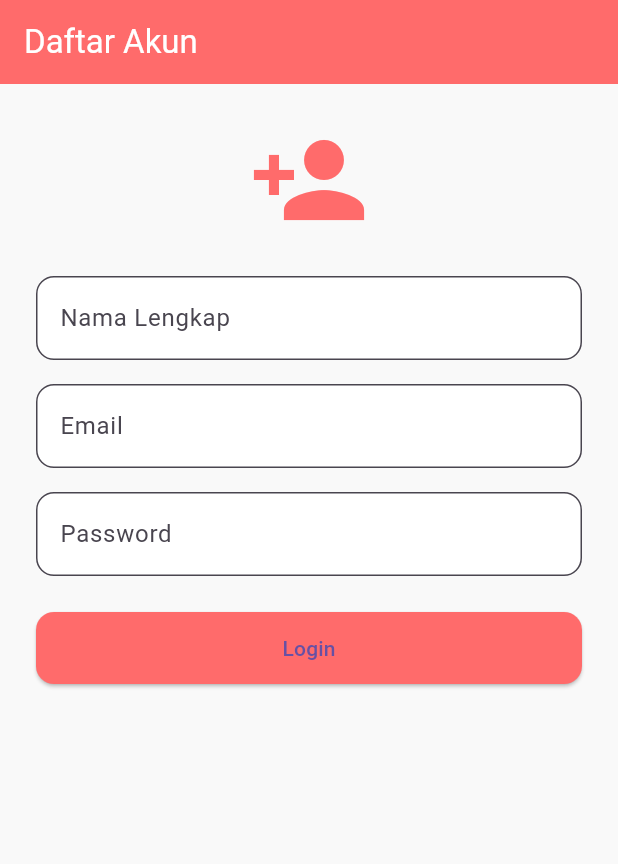
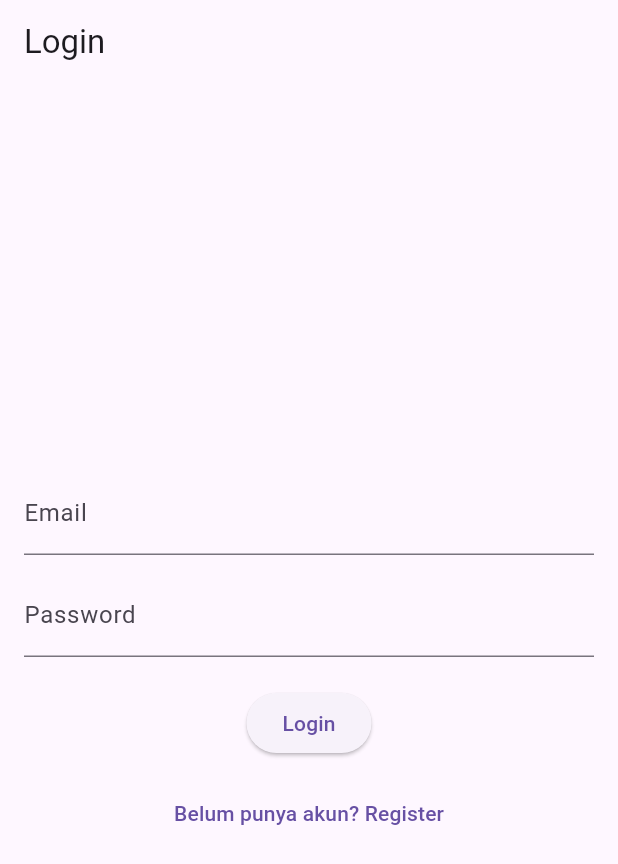
Before and after one commit to Iqbalnrflah/Tubes-Flutter, a Flutter app: the screen it shows after launch, on a phone screen of 412 x 824 dp. Shown: the top 864 px of the screen. Run offline on Flutter 3.47's test engine with Material 3 defaults, Android fonts, the phone set to English and light mode, and no system bars; our stand-ins replace firebase_auth, firebase_core; accounts and stored records are empty.

```diff
--- a/lib/auth/auth_wrapper.dart
+++ b/lib/auth/auth_wrapper.dart
@@ -1,7 +1,7 @@
 import 'package:flutter/material.dart';
 import 'package:firebase_auth/firebase_auth.dart';
 import '../pages/login_pages.dart';
-import '../pages/kamar_pages.dart';
+import '../pages/home_pages.dart';
 
 class AuthWrapper extends StatelessWidget {
   const AuthWrapper({super.key});
@@ -18,7 +18,7 @@ class AuthWrapper extends StatelessWidget {
         }
 
         if (snapshot.hasData) {
-          return const KamarPages(); // SUDAH LOGIN
+          return const HomePages(); // SUDAH LOGIN
         }
 
         return const LoginPages(); // BELUM LOGIN
--- a/lib/main.dart
+++ b/lib/main.dart
@@ -1,8 +1,13 @@
 import 'package:flutter/material.dart';
+import 'package:firebase_core/firebase_core.dart';
+import 'firebase_options.dart';
 import 'auth/auth_wrapper.dart';
-import 'shared/theme_shared.dart';
 
-void main() {
+void main() async {
+  WidgetsFlutterBinding.ensureInitialized();
+  await Firebase.initializeApp(
+    options: DefaultFirebaseOptions.currentPlatform,
+  );
   runApp(const MyApp());
 }
 
@@ -11,10 +16,9 @@ class MyApp extends StatelessWidget {
 
   @override
   Widget build(BuildContext context) {
-    return MaterialApp(
+    return const MaterialApp(
       debugShowCheckedModeBanner: false,
-      theme: AppTheme.themeData,
-      home: const AuthWrapper(),
+      home: AuthWrapper(),
     );
   }
 }
--- a/lib/pages/login_pages.dart
+++ b/lib/pages/login_pages.dart
@@ -1,36 +1,61 @@
 import 'package:flutter/material.dart';
+import '../auth/auth_service.dart';
+import 'register_pages.dart';
 
-class LoginPages extends StatelessWidget {
+class LoginPages extends StatefulWidget {
   const LoginPages({super.key});
+
+  @override
+  State<LoginPages> createState() => _LoginPagesState();
+}
+
+class _LoginPagesState extends State<LoginPages> {
+  final emailController = TextEditingController();
+  final passwordController = TextEditingController();
+  final AuthService auth = AuthService();
+
+  bool loading = false;
 
   @override
   Widget build(BuildContext context) {
     return Scaffold(
-      appBar: AppBar(title: const Text("Daftar Akun")),
-      body: SingleChildScrollView(
-        padding: const EdgeInsets.all(24),
+      appBar: AppBar(title: const Text("Login")),
+      body: Padding(
+        padding: const EdgeInsets.all(16),
         child: Column(
+          mainAxisAlignment: MainAxisAlignment.center,
           children: [
-            const Icon(Icons.person_add,
-                size: 80, color: Color(0xFFFF6B6B)),
-            const SizedBox(height: 24),
+            TextField(
+              controller: emailController,
+              decoration: const InputDecoration(labelText: "Email"),
+            ),
+            const SizedBox(height: 12),
+            TextField(
+              controller: passwordController,
+              obscureText: true,
+              decoration: const InputDecoration(labelText: "Password"),
+            ),
+            const SizedBox(height: 20),
 
-            _input("Nama Lengkap"),
-            const SizedBox(height: 16),
-            _input("Email"),
-            const SizedBox(height: 16),
-            _input("Password", isPassword: true),
+            loading
+                ? const CircularProgressIndicator()
+                : ElevatedButton(
+                    child: const Text("Login"),
+                    onPressed: login,
+                  ),
 
-            const SizedBox(height: 24),
-            SizedBox(
-              width: double.infinity,
-              height: 48,
-              child: ElevatedButton(
-                onPressed: () {
-                  Navigator.pop(context);
-                },
-                child: const Text("Login"),
-              ),
+            const SizedBox(height: 12),
+
+            TextButton(
+              child: const Text("Belum punya akun? Register"),
+              onPressed: () {
+                Navigator.push(
+                  context,
+                  MaterialPageRoute(
+                    builder: (_) => const RegisterPages(),
+                  ),
+                );
+              },
             ),
           ],
         ),
@@ -38,10 +63,21 @@ class LoginPages extends StatelessWidget {
     );
   }
 
-  Widget _input(String hint, {bool isPassword = false}) {
-    return TextField(
-      obscureText: isPassword,
-      decoration: InputDecoration(hintText: hint),
-    );
+  void login() async {
+    setState(() => loading = true);
+
+    try {
+      await auth.login(
+        emailController.text,
+        passwordController.text,
+      );
+      // TIDAK PERLU Navigator
+    } catch (e) {
+      ScaffoldMessenger.of(context).showSnackBar(
+        SnackBar(content: Text(e.toString())),
+      );
+    }
+
+    setState(() => loading = false);
   }
 }
```
Also changed, not shown: lib/pages/register_pages.dart (+50 -31 lines).
